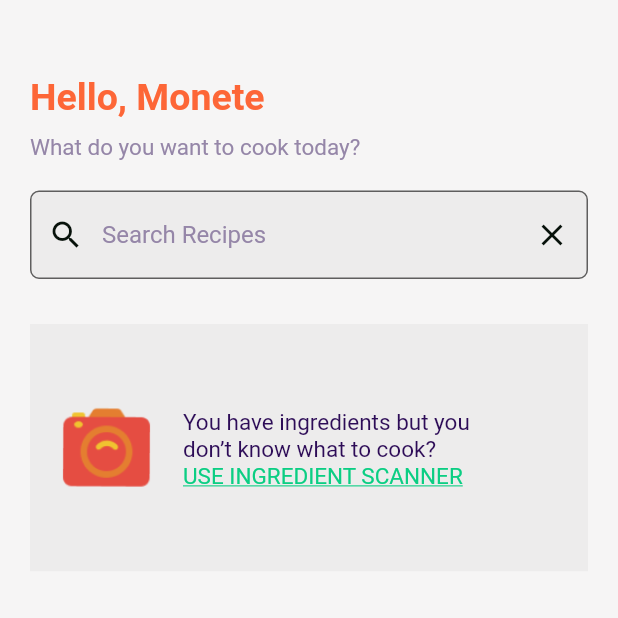
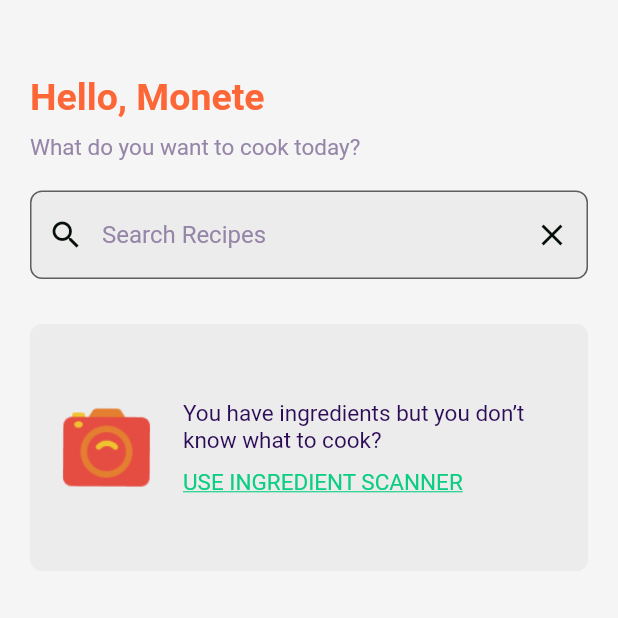
Before and after one commit to SamraBisrat/bet-yaferaw, a Flutter app: the screen it shows after launch, on a phone screen of 412 x 824 dp, the top half of it. Run offline on Flutter 3.47's test engine with Material 2 defaults, Android fonts, the phone set to English and light mode, and no system bars.

Commit message:
fixed pubyaml camerascanner update

```diff
--- a/lib/Components/HomeComponent/home.dart
+++ b/lib/Components/HomeComponent/home.dart
@@ -1,6 +1,5 @@
 import 'package:bet_yaferaw/ReusableComponents/camera_scanner_information.dart';
 import 'package:flutter/material.dart';
-import 'package:search_widget/search_widget.dart';
 
 class Home extends StatefulWidget {
   @override
@@ -60,7 +59,7 @@ class _HomeState extends State<Home> {
                     }),
                 border: OutlineInputBorder(
                   borderSide: BorderSide(color: Colors.transparent),
-                  borderRadius: BorderRadius.circular(6.0),
+                  borderRadius: BorderRadius.circular(8.0),
                 ),
               ),
             ),
--- a/lib/ReusableComponents/camera_scanner_information.dart
+++ b/lib/ReusableComponents/camera_scanner_information.dart
@@ -6,8 +6,10 @@ class CameraScannerInformation extends StatelessWidget {
   Widget build(BuildContext context) {
     double height = MediaQuery.of(context).size.height;
     return Container(
+      alignment: Alignment.center,
+      decoration: BoxDecoration(
           color: Color(0xffC4C4C4).withOpacity(0.18),
-      alignment: Alignment.center,
+          borderRadius: BorderRadius.circular(8)),
       child: SizedBox(
         height: height / 5,
         child: Column(mainAxisAlignment: MainAxisAlignment.center, children: [
@@ -21,11 +23,13 @@ class CameraScannerInformation extends StatelessWidget {
                         fit: BoxFit.cover)),
               ),
               title: Wrap(children: [
-                Text('You have ingredients but you \ndon’t know what to cook?',
+                Text('You have ingredients but you don’t know what to cook?',
                     style: TextStyle(color: Color(0xff2D0C57), fontSize: 15))
               ]),
               subtitle: Wrap(children: [
-                RichText(
+                Padding(
+                    padding: EdgeInsets.only(top: 10),
+                    child: RichText(
                         text: TextSpan(
                             text: 'Use ingredient scanner'.toUpperCase(),
                             style: TextStyle(
@@ -36,7 +40,7 @@ class CameraScannerInformation extends StatelessWidget {
                             recognizer: TapGestureRecognizer()
                               ..onTap = () {
                                 print("hellow");
-                          })),
+                              }))),
               ])),
         ]),
       ),
--- a/pubspec.yaml
+++ b/pubspec.yaml
@@ -28,8 +28,6 @@ dependencies:
   # Use with the CupertinoIcons class for iOS style icons.
   cupertino_icons: ^1.0.0
   provider: ^4.0.0
-  search_widget: ^1.0.2
-  flutter_svg: ^0.22.0
 
 dev_dependencies:
   flutter_test:
```
Lines whose indentation alone changed are shown as unchanged.
